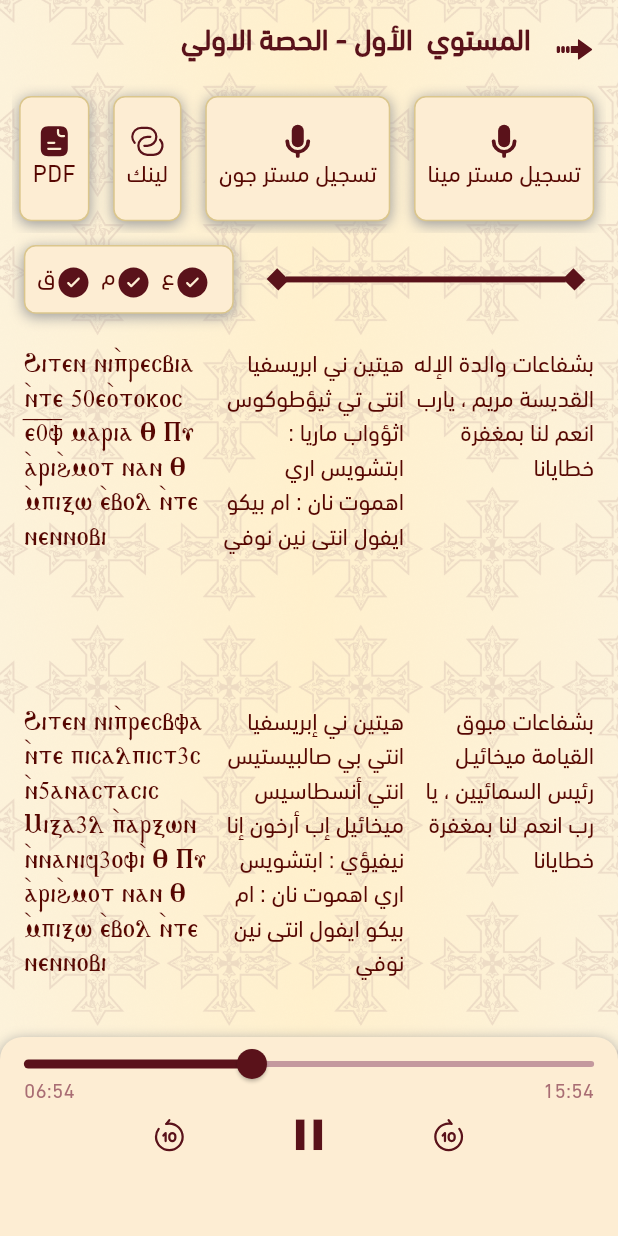
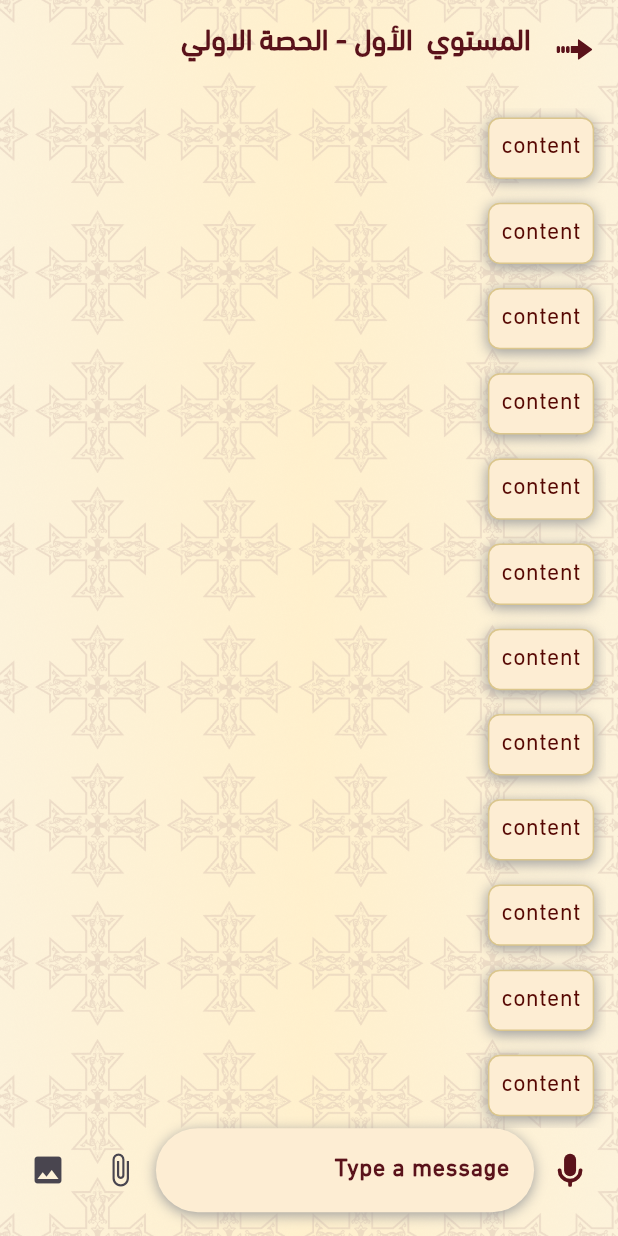
Before and after one commit to Marina-Magdii/ni-angelos, a Flutter app: the CopticView screen opened by its route, after a tap on an icon or button, on a phone screen of 412 x 824 dp. Run offline on Flutter 3.47's test engine with Material 3 defaults, Android fonts, the phone set to English and light mode, and no system bars; our stand-ins replace file_picker, flutter_animate, flutter_screenutil, flutter_svg, image_picker, lottie; project files that could hold a hidden picture were left out.

Commit message:
- Commit

```diff
--- a/lib/core/routes_manager.dart
+++ b/lib/core/routes_manager.dart
@@ -10,4 +10,5 @@ class RoutesManager {
   static const String tunes = "Tunes/";
   static const String tuneDetails = "TuneDetails/";
   static const String coptic = "Coptic/";
+  static const String copticDetails = "CopticDetails/";
 }
--- a/lib/custom/custom_scaffold.dart
+++ b/lib/custom/custom_scaffold.dart
@@ -1,4 +1,6 @@
 import 'package:flutter/material.dart';
+import 'package:flutter_screenutil/flutter_screenutil.dart';
+import 'package:flutter_svg/svg.dart';
 import 'package:ni_angelos/core/image_assets.dart';
 
 class MyCustomScaffold extends StatelessWidget {
@@ -8,13 +10,15 @@ class MyCustomScaffold extends StatelessWidget {
     this.bottomNavigationBar,
     this.appBarTitle,
     this.actions,
-    this.leading
+    this.leading,
+    this.withBackArrow = false,
   });
   final Widget body;
   final Widget? bottomNavigationBar;
   final String? appBarTitle;
   final List<Widget>? actions;
   final Widget? leading;
+  final bool withBackArrow;
   @override
   Widget build(BuildContext context) {
     return Stack(
@@ -30,16 +34,33 @@ class MyCustomScaffold extends StatelessWidget {
           context: context,
           child: Scaffold(
             appBar: AppBar(
+              elevation: 0,
+              shadowColor: Colors.transparent,
+              scrolledUnderElevation: 0,
+              backgroundColor: Colors.transparent,
               automaticallyImplyLeading: false,
               title: Row(
                 mainAxisAlignment: MainAxisAlignment.end,
-                children: [
-                  Text(
-                    appBarTitle ?? "",
-                  ),
-                ],
+                children: [Text(appBarTitle ?? "")],
               ),
-              actions: actions,
+              actions:
+                  withBackArrow
+                      ? [
+                        InkWell(
+                          onTap: () {
+                            Navigator.pop(context);
+                          },
+                          child: Padding(
+                            padding: REdgeInsets.only(top: 10.0),
+                            child: SvgPicture.asset(
+                              ImageAssets.arrowBack,
+                              width: 24.w,
+                              height: 24.h,
+                            ),
+                          ),
+                        ),
+                      ]
+                      : actions,
             ),
             resizeToAvoidBottomInset: false,
             backgroundColor: Colors.transparent,
--- a/lib/custom/custom_textfield.dart
+++ b/lib/custom/custom_textfield.dart
@@ -7,15 +7,17 @@ class CustomTextField extends StatefulWidget {
     super.key,
     required this.hintText,
     required this.validator,
-     required this.obscure,
+    this.obscure = false,
     required this.controller,
-    required this.isPass,
+    this.isPass = false,
+     this.withIcon =false,
   });
   final String hintText;
-   bool obscure = false;
+  bool obscure;
   final TextEditingController controller;
   final String? Function(String?)? validator;
   final bool isPass;
+  final bool withIcon;
 
   @override
   State<CustomTextField> createState() => _CustomTextFieldState();
@@ -24,12 +26,10 @@ class CustomTextField extends StatefulWidget {
 class _CustomTextFieldState extends State<CustomTextField> {
   @override
   Widget build(BuildContext context) {
-    return Padding(
-      padding: REdgeInsets.symmetric(vertical: 16.0, horizontal: 32),
-      child: Container(
+    return Container(
       decoration: BoxDecoration(
         borderRadius: BorderRadius.circular(32.r),
-          boxShadow:  ColorManager.shadow
+        boxShadow: ColorManager.shadow,
       ),
       child: TextFormField(
         textDirection: TextDirection.rtl,
@@ -37,27 +37,37 @@ class _CustomTextFieldState extends State<CustomTextField> {
         obscureText: widget.obscure,
         validator: widget.validator,
         decoration: InputDecoration(
-            suffixIcon: widget.isPass
-                ?Icon(Icons.lock,color: ColorManager.primaryColor,)
-            :Icon(Icons.person_rounded,color: ColorManager.primaryColor,),
+          suffixIcon: widget.withIcon?
+              widget.isPass
+                  ? Icon(Icons.lock, color: ColorManager.primaryColor)
+                  : Icon(
+                    Icons.person_rounded,
+                    color: ColorManager.primaryColor,
+                  )
+          :null,
           prefixIcon:
               widget.isPass
                   ? IconButton(
                     onPressed: () {
+                      setState(() {
                         widget.obscure = !widget.obscure;
-                        setState(() {});
+                      });
                     },
                     icon:
                         widget.obscure
-                              ? Icon(Icons.visibility_off,color: ColorManager.primaryColor,)
-                              : Icon(Icons.visibility,color: ColorManager.primaryColor,),
+                            ? Icon(
+                              Icons.visibility_off,
+                              color: ColorManager.primaryColor,
+                            )
+                            : Icon(
+                              Icons.visibility,
+                              color: ColorManager.primaryColor,
+                            ),
                   )
                   : null,
           hintText: widget.hintText,
           hintTextDirection: TextDirection.rtl,
-            hintStyle: TextStyle(
-              color: ColorManager.secondaryColor,
-            ),
+          hintStyle: TextStyle(color: ColorManager.secondaryColor),
           enabledBorder: OutlineInputBorder(
             borderRadius: BorderRadius.circular(32.r),
             borderSide: BorderSide(color: Colors.transparent, width: 2.w),
@@ -74,7 +84,6 @@ class _CustomTextFieldState extends State<CustomTextField> {
           ),
         ),
       ),
-      ),
     );
   }
 }
--- a/lib/custom/custom_tune_container.dart
+++ b/lib/custom/custom_tune_container.dart
@@ -12,10 +12,12 @@ class CustomTuneContainer extends StatelessWidget {
     required this.tuneModel,
     required this.number,
     this.teacher = false,
+    required this.screenName,
   });
   final TuneModel tuneModel;
   final int number;
   final bool teacher;
+  final String screenName;
 
   @override
   Widget build(BuildContext context) {
@@ -23,7 +25,7 @@ class CustomTuneContainer extends StatelessWidget {
       onTap: () {
         Navigator.pushNamed(
           context,
-          RoutesManager.tuneDetails,
+          screenName,
           arguments: tuneModel,
         );
       },
--- a/lib/features/admin/admin_home.dart
+++ b/lib/features/admin/admin_home.dart
@@ -11,6 +11,7 @@ class AdminHome extends StatelessWidget {
   @override
   Widget build(BuildContext context) {
     return MyCustomScaffold(
+      withBackArrow: false,
       body: Column(
         children: [
           Padding(
--- a/lib/features/authentication/sign_in_view.dart
+++ b/lib/features/authentication/sign_in_view.dart
@@ -35,6 +35,7 @@ class _SignInViewState extends State<SignInView> {
   @override
   Widget build(BuildContext context) {
     return MyCustomScaffold(
+      withBackArrow: false,
       body: SingleChildScrollView(
         child: Padding(
           padding: REdgeInsets.all(16.0),
--- /dev/null
+++ b/lib/features/coptic/presentation/coptic_details_view.dart
@@ -0,0 +1,160 @@
+import 'dart:io';
+
+import 'package:file_picker/file_picker.dart';
+import 'package:flutter/material.dart';
+import 'package:flutter_screenutil/flutter_screenutil.dart';
+import 'package:flutter_svg/svg.dart';
+import 'package:image_picker/image_picker.dart';
+import 'package:ni_angelos/core/color_manager.dart';
+import 'package:ni_angelos/core/image_assets.dart';
+import 'package:ni_angelos/custom/custom_container.dart';
+import 'package:ni_angelos/custom/custom_scaffold.dart';
+import 'package:ni_angelos/custom/custom_textfield.dart';
+import 'package:ni_angelos/models/chat_message_model.dart';
+import 'package:ni_angelos/models/tune_model.dart';
+
+class CopticDetailsView extends StatelessWidget {
+  CopticDetailsView({super.key});
+  final TextEditingController controller = TextEditingController();
+  final List<ChatMessageModel> messages = [
+    ChatMessageModel(msgType: MessageType.text, content: "content"),
+    ChatMessageModel(msgType: MessageType.text, content: "content"),
+    ChatMessageModel(msgType: MessageType.text, content: "content"),
+    ChatMessageModel(msgType: MessageType.text, content: "content"),
+    ChatMessageModel(msgType: MessageType.text, content: "content"),
+    ChatMessageModel(msgType: MessageType.text, content: "content"),
+    ChatMessageModel(msgType: MessageType.text, content: "content"),
+    ChatMessageModel(msgType: MessageType.text, content: "content"),
+    ChatMessageModel(msgType: MessageType.text, content: "content"),
+    ChatMessageModel(msgType: MessageType.text, content: "content"),
+    ChatMessageModel(msgType: MessageType.text, content: "content"),
+    ChatMessageModel(msgType: MessageType.text, content: "content"),
+  ];
+
+  @override
+  Widget build(BuildContext context) {
+    final args = ModalRoute.of(context)?.settings.arguments as TuneModel;
+    return SafeArea(
+      child: MyCustomScaffold(
+        withBackArrow: true,
+        appBarTitle: args.title,
+        body: Padding(
+          padding: REdgeInsets.symmetric(horizontal: 8.0, vertical: 16),
+          child: Column(
+            mainAxisAlignment: MainAxisAlignment.spaceBetween,
+            children: [Expanded(child: chatMessages()), messageTypeInput()],
+          ),
+        ),
+      ),
+    );
+  }
+
+  message({required String text}) {
+    return Align(
+      alignment: Alignment.centerRight,
+      child: CustomContainer(child: Text(text)),
+    );
+  }
+
+  chatMessages() {
+    return ListView.builder(
+      reverse: true,
+      shrinkWrap: true,
+      physics: AlwaysScrollableScrollPhysics(),
+      itemCount: messages.length,
+      itemBuilder: (context, index) {
+        return message(text: messages[index].content);
+      },
+    );
+  }
+
+  messageInput() {
+    return Align(
+      alignment: Alignment.bottomCenter,
+      child: CustomTextField(
+        hintText: "hintText",
+        validator: (v) {
+          return null;
+        },
+        controller: TextEditingController(),
+      ),
+    );
+  }
+
+  messageType(ChatMessageModel msgType) {
+    switch (msgType.msgType) {
+      case MessageType.text:
+        return Text(msgType.content);
+      case MessageType.image:
+        return Image.file(File(msgType.content), width: 200);
+      case MessageType.file:
+        return Row(
+          children: [
+            Icon(Icons.insert_drive_file),
+            SizedBox(width: 8),
+            Flexible(child: Text(msgType.content)), // filename
+          ],
+        );
+    }
+  }
+
+   messageTypeInput() {
+    return Row(
+      children: [
+        IconButton(
+          icon: Icon(Icons.image),
+          onPressed: pickImage,
+        ),
+        IconButton(
+          icon: Icon(Icons.attach_file),
+          onPressed: pickFile,
+        ),
+        Expanded(
+          child: CustomTextField(
+            hintText: "Type a message",
+            controller: controller,
+            validator: (v) => null,
+          ),
+        ),
+        IconButton(
+          icon: controller.text.trim().isEmpty
+              ? SvgPicture.asset(ImageAssets.recordIcon)
+         : Icon(Icons.send,color: ColorManager.secondaryColor),
+          onPressed: () {
+            if (controller.text.trim().isNotEmpty) {
+              messages.insert(
+                0,
+                ChatMessageModel(msgType: MessageType.text, content: controller.text),
+              );
+              controller.clear();
+              // setState() to update
+            }
+          },
+        ),
+      ],
+    );
+  }
+
+  void pickImage() async {
+    final picker = ImagePicker();
+    final picked = await picker.pickImage(source: ImageSource.gallery);
+    if (picked != null) {
+      messages.insert(
+        0,
+        ChatMessageModel(msgType: MessageType.image, content: picked.path),
+      );
+      // setState()
+    }
+  }
+
+  void pickFile() async {
+    final result = await FilePicker.platform.pickFiles();
+    if (result != null && result.files.single.path != null) {
+      messages.insert(
+        0,
+        ChatMessageModel(msgType: MessageType.file, content: result.files.single.path!),
+      );
+      // setState()
+    }
+  }
+}
--- a/lib/features/coptic/presentation/coptic_view.dart
+++ b/lib/features/coptic/presentation/coptic_view.dart
@@ -3,6 +3,7 @@ import 'package:flutter_screenutil/flutter_screenutil.dart';
 import 'package:flutter_svg/svg.dart';
 import 'package:ni_angelos/core/color_manager.dart';
 import 'package:ni_angelos/core/image_assets.dart';
+import 'package:ni_angelos/core/routes_manager.dart';
 import 'package:ni_angelos/core/strings_manager.dart';
 import 'package:ni_angelos/custom/custom_container.dart';
 import 'package:ni_angelos/custom/custom_divider.dart';
@@ -24,21 +25,7 @@ class CopticView extends StatelessWidget {
     return SafeArea(
       child: MyCustomScaffold(
         appBarTitle: StringsManager.coptic,
-        actions: [
-          InkWell(
-            onTap: () {
-              Navigator.pop(context);
-            },
-            child: Padding(
-              padding: REdgeInsets.only(top: 10.0),
-              child: SvgPicture.asset(
-                ImageAssets.arrowBack,
-                width: 24.w,
-                height: 24.h,
-              ),
-            ),
-          ),
-        ],
+        withBackArrow: true,
         body: Padding(
           padding: REdgeInsets.symmetric(horizontal: 16.0),
           child: SingleChildScrollView(
@@ -106,6 +93,7 @@ class CopticView extends StatelessWidget {
                     itemCount: 3,
                     itemBuilder: (context, index) {
                       return CustomTuneContainer(
+                        screenName: RoutesManager.copticDetails,
                         teacher: true,
                         tuneModel: tuneModel,
                         number: index + 1,
--- a/lib/features/home/home_view.dart
+++ b/lib/features/home/home_view.dart
@@ -12,6 +12,7 @@ class HomeView extends StatelessWidget {
   @override
   Widget build(BuildContext context) {
     return MyCustomScaffold(
+      withBackArrow: false,
       appBarTitle: StringsManager.hello,
       actions: [
         Lottie.asset(ImageAssets.helloAnimation, width: 40.w, height: 40.h),
--- a/lib/features/tunes/presentation/tune_details_view.dart
+++ b/lib/features/tunes/presentation/tune_details_view.dart
@@ -70,22 +70,8 @@ class _TuneDetailsViewState extends State<TuneDetailsView> {
       children: [
         SafeArea(
           child: MyCustomScaffold(
+            withBackArrow: true,
             appBarTitle: args.title,
-            actions: [
-              InkWell(
-                onTap: () {
-                  Navigator.pop(context);
-                },
-                child: Padding(
-                  padding: REdgeInsets.only(top: 10.0),
-                  child: SvgPicture.asset(
-                    ImageAssets.arrowBack,
-                    width: 24.w,
-                    height: 24.h,
-                  ),
-                ),
-              ),
-            ],
             body: SingleChildScrollView(
               child: Column(
                 crossAxisAlignment: CrossAxisAlignment.end,
--- a/lib/main.dart
+++ b/lib/main.dart
@@ -5,6 +5,7 @@ import 'package:ni_angelos/core/routes_manager.dart';
 import 'package:ni_angelos/features/admin/admin_home.dart';
 import 'package:ni_angelos/features/authentication/sign_in_view.dart';
 import 'package:ni_angelos/features/child/child_home.dart';
+import 'package:ni_angelos/features/coptic/presentation/coptic_details_view.dart';
 import 'package:ni_angelos/features/coptic/presentation/coptic_view.dart';
 import 'package:ni_angelos/features/home/home_view.dart';
 import 'package:ni_angelos/features/home/main_screen.dart';
@@ -46,6 +47,7 @@ class MyApp extends StatelessWidget {
             RoutesManager.tunes: (_) => TunesView(),
             RoutesManager.tuneDetails: (_) => TuneDetailsView(),
             RoutesManager.coptic :(_)=> CopticView(),
+            RoutesManager.copticDetails :(_)=> CopticDetailsView(),
           },
         );
       },
--- /dev/null
+++ b/lib/models/chat_message_model.dart
@@ -0,0 +1,7 @@
+enum MessageType { text, file, image }
+
+class ChatMessageModel {
+  final MessageType msgType;
+  final String content;
+  ChatMessageModel({required this.msgType, required this.content});
+}
--- a/pubspec.yaml
+++ b/pubspec.yaml
@@ -17,6 +17,9 @@ dependencies:
   flutter_animate: ^4.5.2
   flutter_screenutil: ^5.9.3
   lottie: ^3.3.1
+  image_picker: ^1.1.2
+  file_picker: ^10.2.0
+  record: ^6.0.0
 
 dev_dependencies:
   flutter_test:
```
Also changed, not shown: lib/features/tunes/presentation/tunes_view.dart (+3 -13 lines), pubspec.lock, 11 other files. Lines whose indentation alone changed are shown as unchanged.
